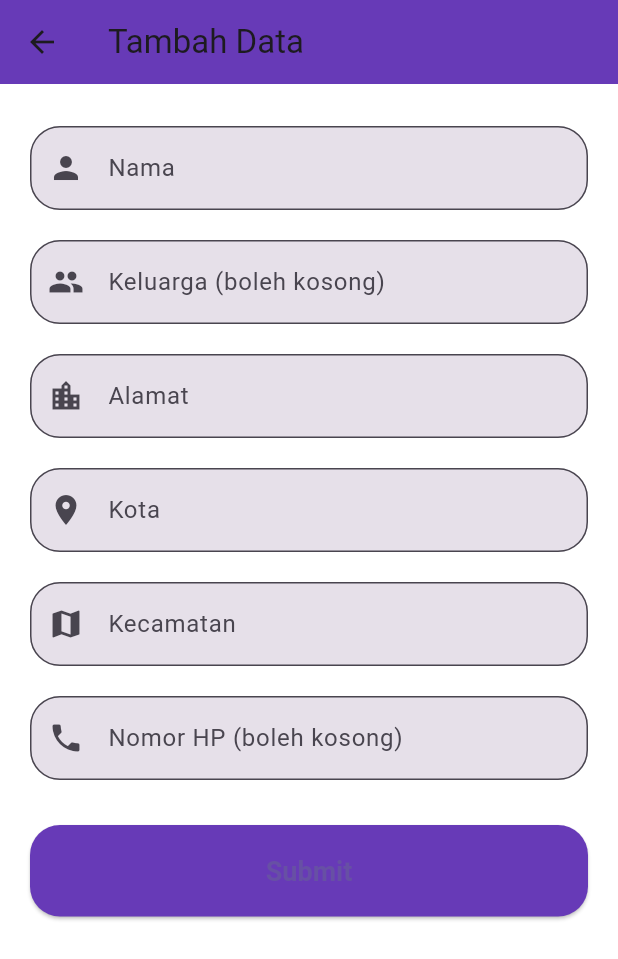
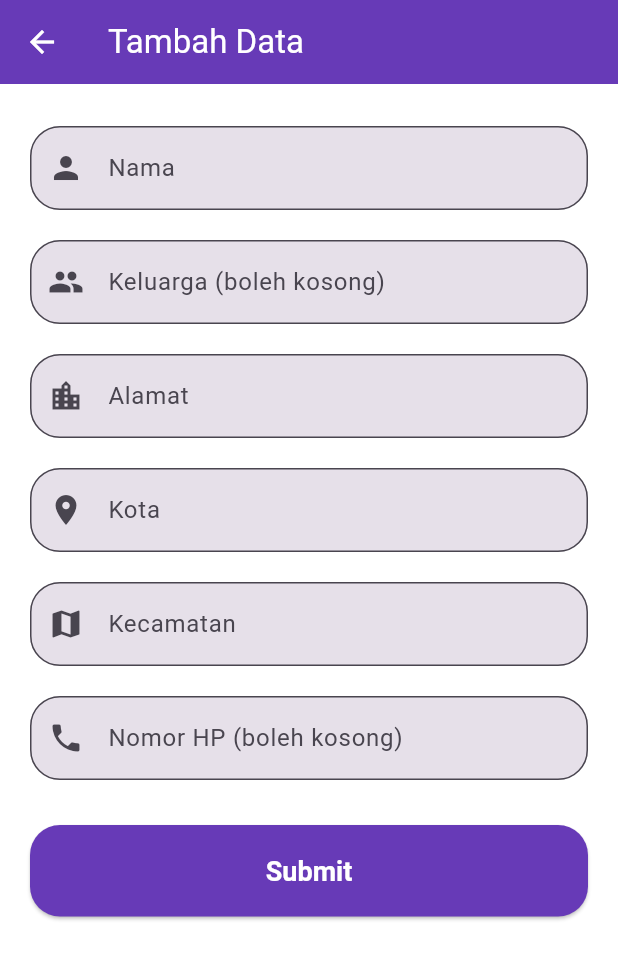
Before and after one commit to arvandha121/WeddingCheck-Online, a Flutter app: the HomesChild screen opened directly with empty values, after a tap on the "add" icon, on a phone screen of 412 x 824 dp. Shown: the top 959 px of the screen. Run offline on Flutter 3.47's test engine with Material 3 defaults, Android fonts, the phone set to English and light mode, and no system bars; our stand-ins replace file_picker, font_awesome_flutter, get, google_fonts, image_gallery_saver, permission_handler and 5 more; missing offline and left inert: excel, qr_code_scanner; accounts and stored records are empty.

Commit message:
update dart sdk version, & improve the appearance of the application

```diff
--- a/lib/views/other/menu/screens/homes-child/create-form/create.dart
+++ b/lib/views/other/menu/screens/homes-child/create-form/create.dart
@@ -87,8 +87,14 @@ class _CreateState extends State<Create> {
   Widget build(BuildContext context) {
     return Scaffold(
       appBar: AppBar(
-        title: Text("Tambah Data"),
+        title: Text(
+          "Tambah Data",
+          style: TextStyle(color: Colors.white),
+        ),
         backgroundColor: Colors.deepPurple,
+        iconTheme: IconThemeData(
+          color: Colors.white, // Set the back arrow color to white
+        ),
       ),
       body: Padding(
         padding: EdgeInsets.all(20),
@@ -154,14 +160,17 @@ class _CreateState extends State<Create> {
               ElevatedButton(
                 onPressed: create,
                 style: ElevatedButton.styleFrom(
-                  primary: Colors.deepPurple,
+                  backgroundColor: Colors.deepPurple,
                   shape: RoundedRectangleBorder(
                       borderRadius: BorderRadius.circular(20)),
                   padding: EdgeInsets.symmetric(horizontal: 25, vertical: 20),
                   textStyle:
                       TextStyle(fontSize: 18, fontWeight: FontWeight.bold),
                 ),
-                child: Text("Submit"),
+                child: Text(
+                  "Submit",
+                  style: TextStyle(color: Colors.white),
+                ),
               ),
             ],
           ),
--- a/lib/views/other/menu/screens/homes-child/detail-form/detail.dart
+++ b/lib/views/other/menu/screens/homes-child/detail-form/detail.dart
@@ -62,7 +62,7 @@ class _DetailState extends State<Detail> {
                     infoSection(Icons.phone, "No Hp", widget.item.nohp),
                     SizedBox(height: 20),
                     Center(
-                      child: QrImage(
+                      child: QrImageView(
                         data: widget.item.gambar,
                         version: QrVersions.auto,
                         size: 200.0,
--- a/lib/views/other/menu/screens/homes-child/homes.dart
+++ b/lib/views/other/menu/screens/homes-child/homes.dart
@@ -84,8 +84,14 @@ class _HomesChildState extends State<HomesChild> {
     Color textColor = isDarkMode ? Colors.white : Colors.black;
     return Scaffold(
       appBar: AppBar(
-        title: Text("List Tamu"),
+        title: Text(
+          "List Tamu",
+          style: TextStyle(color: Colors.white),
+        ),
         backgroundColor: Colors.deepPurple,
+        iconTheme: IconThemeData(
+          color: Colors.white, // Set the back arrow color to white
+        ),
         actions: [
           PopupMenuButton<String>(
             icon: Icon(Icons.more_vert),
--- a/pubspec.yaml
+++ b/pubspec.yaml
@@ -20,7 +20,7 @@ publish_to: 'none' # Remove this line if you wish to publish to pub.dev
 version: 1.0.2+3
 
 environment:
-  sdk: '>=2.19.0-146.2.beta <3.0.0'
+  sdk: '>=3.4.0 <4.0.0'
 
 # Dependencies specify other packages that your package needs in order to work.
 # To automatically upgrade your package dependencies to the latest versions
@@ -47,7 +47,7 @@ dependencies:
   provider: ^6.1.2
   qr_flutter: ^4.0.0
   share_plus: ^7.2.2
-  screenshot: ^1.2.3
+  screenshot: ^3.0.0
   permission_handler: ^11.0.1
   image_gallery_saver: ^2.0.3
   google_fonts: ^4.0.4
```
Also changed, not shown: lib/main.dart (+22 -6 lines), lib/views/other/appbar/appbar.dart (+9 -3 lines), lib/views/other/menu/screens/homes-child/edit-form/edit.dart (+12 -3 lines), lib/views/other/menu/screens/homes-parent/create/create.dart (+11 -2 lines), lib/views/other/menu/screens/homes-parent/edit/edit.dart (+12 -3 lines), lib/views/other/menu/screens/homes-parent/undangan/invite.dart (+34 -25 lines), lib/views/other/menu/screens/homes-parent/undangan/inviteall.dart (+8 -2 lines), pubspec.lock, 3 other files.
